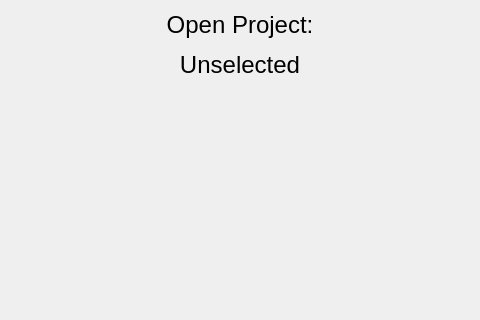
Qt form Code/Editor/EditorFramework/Settings/SettingsTab.ui (flyforge/flyengine) before a commit; both pictures show x 223 to 703 and y 0 to 320 of the 926 by 773 pixel window.
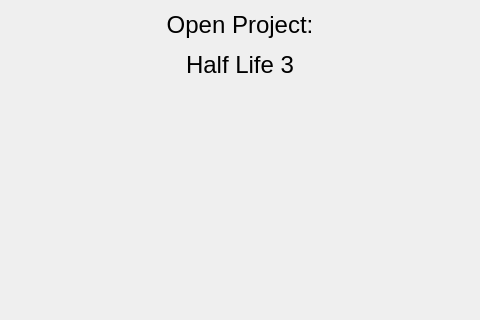
The same form after that commit. Icons and pictures are not drawn.

Patch:
```diff
--- a/Code/Editor/EditorFramework/Settings/SettingsTab.ui
+++ b/Code/Editor/EditorFramework/Settings/SettingsTab.ui
@@ -32,7 +32,7 @@
      <item>
       <widget class="QLabel" name="ProjectLabel">
        <property name="text">
-        <string>&lt;html&gt;&lt;head/&gt;&lt;body&gt;&lt;p align=&quot;center&quot;&gt;&lt;span style=&quot; font-size:18pt;&quot;&gt;Open Project:&lt;/span&gt;&lt;/p&gt;&lt;p align=&quot;center&quot;&gt;&lt;span style=&quot; font-size:18pt;&quot;&gt;Unselected&lt;/span&gt;&lt;/p&gt;&lt;/body&gt;&lt;/html&gt;</string>
+        <string>&lt;html&gt;&lt;head/&gt;&lt;body&gt;&lt;p align=&quot;center&quot;&gt;&lt;span style=&quot; font-size:18pt;&quot;&gt;Open Project:&lt;/span&gt;&lt;/p&gt;&lt;p align=&quot;center&quot;&gt;&lt;span style=&quot; font-size:18pt;&quot;&gt;Half Life 3&lt;/span&gt;&lt;/p&gt;&lt;/body&gt;&lt;/html&gt;</string>
        </property>
        <property name="alignment">
         <set>Qt::AlignCenter</set>
```
Left out of the diff: 2 changed lines with no effect on the pictures.
